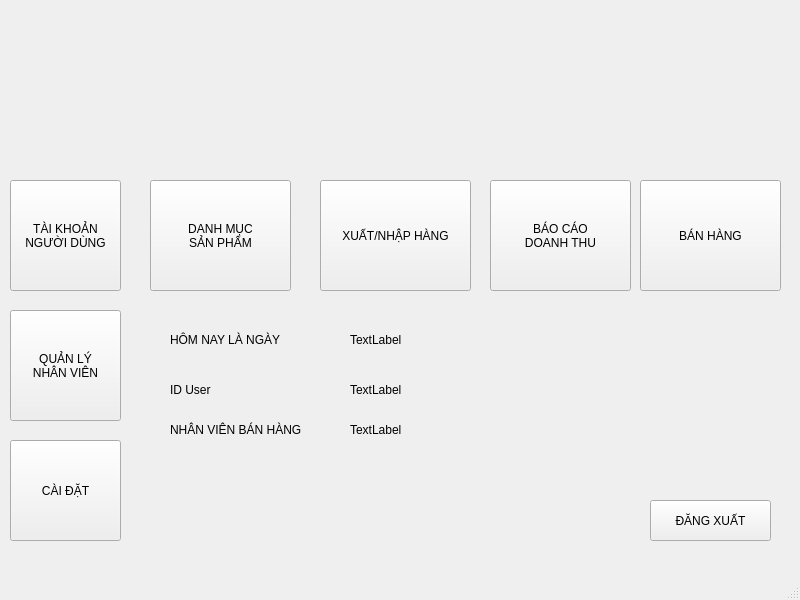
The window that nekolibro.ui (suofujita/nekolibro) describes before a commit, drawn with Qt 5.
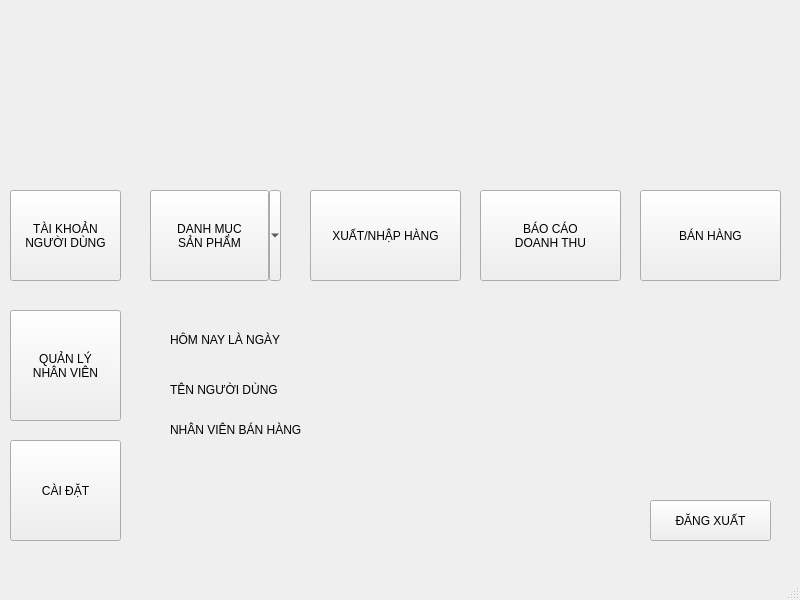
The same window after the commit. Icons and pictures are not drawn.

Commit message: update danh mục sản phẩm with QToolbutton has menu Thêm sản phẩm

```diff
--- a/nekolibro.ui
+++ b/nekolibro.ui
@@ -26,19 +26,8 @@
     <property name="text">
      <string>HÔM NAY LÀ NGÀY</string>
     </property>
-   </widget>
-   <widget class="QPushButton" name="categories">
-    <property name="geometry">
-     <rect>
-      <x>150</x>
-      <y>180</y>
-      <width>141</width>
-      <height>111</height>
-     </rect>
-    </property>
-    <property name="text">
-     <string>DANH MỤC
-SẢN PHẨM</string>
+    <property name="textFormat">
+     <enum>Qt::TextFormat::MarkdownText</enum>
     </property>
    </widget>
    <widget class="QLabel" name="label_2">
@@ -78,9 +67,9 @@
     <property name="geometry">
      <rect>
       <x>10</x>
-      <y>180</y>
+      <y>190</y>
       <width>111</width>
-      <height>111</height>
+      <height>91</height>
      </rect>
     </property>
     <property name="text">
@@ -92,9 +81,9 @@
     <property name="geometry">
      <rect>
       <x>640</x>
-      <y>180</y>
+      <y>190</y>
       <width>141</width>
-      <height>111</height>
+      <height>91</height>
      </rect>
     </property>
     <property name="text">
@@ -117,10 +106,10 @@
    <widget class="QPushButton" name="reports">
     <property name="geometry">
      <rect>
-      <x>490</x>
-      <y>180</y>
+      <x>480</x>
+      <y>190</y>
       <width>141</width>
-      <height>111</height>
+      <height>91</height>
      </rect>
     </property>
     <property name="text">
@@ -133,12 +122,12 @@
      <rect>
       <x>170</x>
       <y>380</y>
-      <width>63</width>
+      <width>161</width>
       <height>20</height>
      </rect>
     </property>
     <property name="text">
-     <string>ID User</string>
+     <string>TÊN NGƯỜI DÙNG</string>
     </property>
    </widget>
    <widget class="QPushButton" name="settings">
@@ -176,10 +165,10 @@
    <widget class="QPushButton" name="import_export">
     <property name="geometry">
      <rect>
-      <x>320</x>
-      <y>180</y>
+      <x>310</x>
+      <y>190</y>
       <width>151</width>
-      <height>111</height>
+      <height>91</height>
      </rect>
     </property>
     <property name="text">
@@ -189,40 +178,75 @@
    <widget class="QLabel" name="label_5">
     <property name="geometry">
      <rect>
-      <x>350</x>
+      <x>340</x>
       <y>330</y>
-      <width>63</width>
+      <width>421</width>
       <height>20</height>
      </rect>
     </property>
+    <property name="font">
+     <font>
+      <pointsize>10</pointsize>
+      <bold>true</bold>
+     </font>
+    </property>
     <property name="text">
-     <string>TextLabel</string>
+     <string/>
     </property>
    </widget>
    <widget class="QLabel" name="label_6">
     <property name="geometry">
      <rect>
-      <x>350</x>
+      <x>340</x>
       <y>380</y>
-      <width>63</width>
+      <width>431</width>
       <height>20</height>
      </rect>
     </property>
+    <property name="font">
+     <font>
+      <pointsize>10</pointsize>
+      <bold>true</bold>
+     </font>
+    </property>
     <property name="text">
-     <string>TextLabel</string>
+     <string/>
     </property>
    </widget>
    <widget class="QLabel" name="label_7">
     <property name="geometry">
      <rect>
-      <x>350</x>
+      <x>340</x>
       <y>420</y>
-      <width>63</width>
+      <width>431</width>
       <height>20</height>
      </rect>
     </property>
+    <property name="font">
+     <font>
+      <pointsize>10</pointsize>
+      <bold>true</bold>
+     </font>
+    </property>
     <property name="text">
-     <string>TextLabel</string>
+     <string/>
+    </property>
+   </widget>
+   <widget class="QToolButton" name="categories">
+    <property name="geometry">
+     <rect>
+      <x>150</x>
+      <y>190</y>
+      <width>131</width>
+      <height>91</height>
+     </rect>
+    </property>
+    <property name="text">
+     <string>DANH MỤC 
+SẢN PHẨM</string>
+    </property>
+    <property name="popupMode">
+     <enum>QToolButton::ToolButtonPopupMode::MenuButtonPopup</enum>
     </property>
    </widget>
   </widget>
```
Left out of the diff: 6 changed lines with no effect on the pictures. The commit also changes 8 other files.
